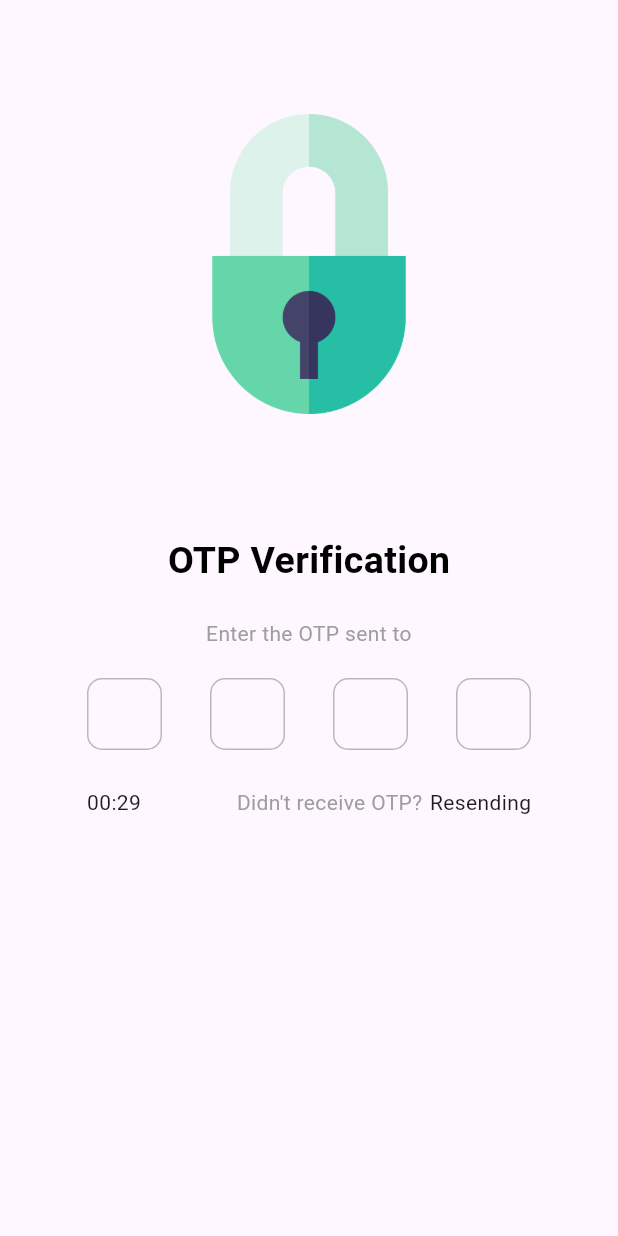
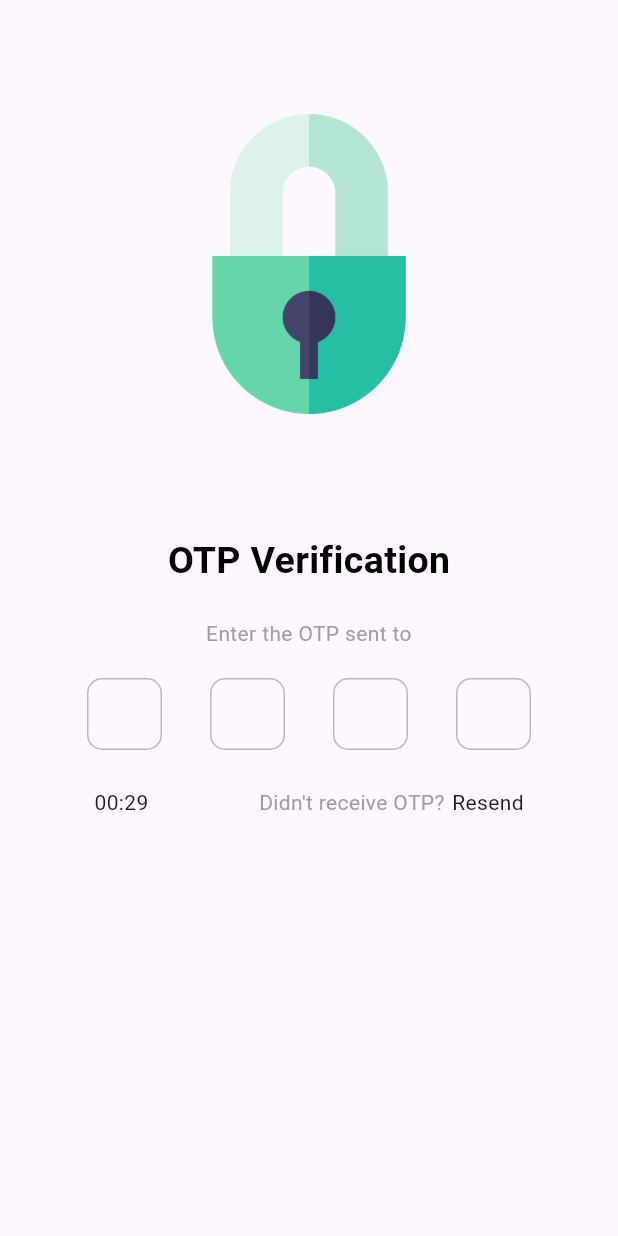
Before and after one commit to i34NK/ProjectFlutter, a Flutter app: the OTPPage screen opened directly, on a phone screen of 412 x 824 dp. Run offline on Flutter 3.47's test engine with Material 3 defaults, Android fonts, the light colour scheme and no system bars; drawn by our look-alikes of otp_text_field; our stand-ins replace country_picker, data_table_2, quickalert.

Commit message:
resend change

```diff
--- a/flutter_application_register/lib/page/otp_verification.dart
+++ b/flutter_application_register/lib/page/otp_verification.dart
@@ -127,7 +127,7 @@ class _OTPPageState extends State<OTPPage> {
                             onTap: () {
                               _resendOTP();
                             },
-                            child: Text("Resending"))
+                            child: Text("Resend"))
                       ],
                     ),
                   ],
```
